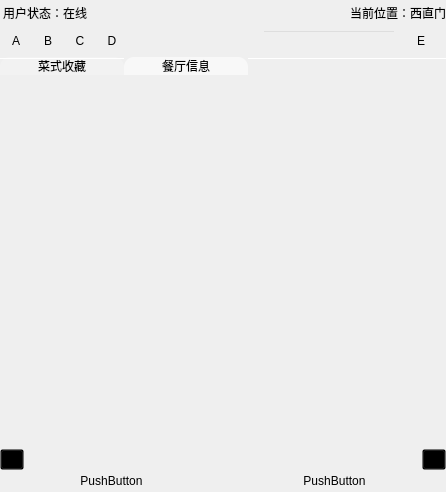
The window that deliciousClient/mainwindow.ui (gaoxiaojun/delicacymap) describes before a commit, drawn with Qt 5.
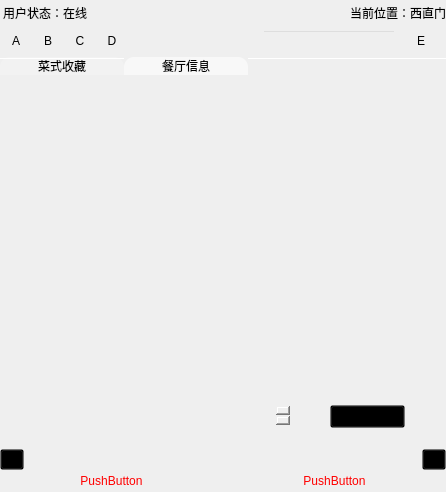
The same window after the commit. The open tabs and pages were chosen to show the change. Icons and pictures are not drawn.

What changed in the file:
```diff
--- a/deliciousClient/mainwindow.ui
+++ b/deliciousClient/mainwindow.ui
@@ -321,8 +321,8 @@
              <rect>
               <x>20</x>
               <y>30</y>
-              <width>401</width>
-              <height>321</height>
+              <width>381</width>
+              <height>271</height>
              </rect>
             </property>
             <property name="editTriggers">
@@ -332,6 +332,29 @@
              <enum>QAbstractItemView::NoSelection</enum>
             </property>
            </widget>
+           <widget class="QPushButton" name="commitcomment">
+            <property name="geometry">
+             <rect>
+              <x>330</x>
+              <y>330</y>
+              <width>75</width>
+              <height>23</height>
+             </rect>
+            </property>
+            <property name="text">
+             <string>我要评论</string>
+            </property>
+           </widget>
+           <widget class="QTextEdit" name="textComment">
+            <property name="geometry">
+             <rect>
+              <x>20</x>
+              <y>330</y>
+              <width>271</width>
+              <height>21</height>
+             </rect>
+            </property>
+           </widget>
           </widget>
          </widget>
         </item>
@@ -415,6 +438,9 @@
       </property>
       <item>
        <widget class="QPushButton" name="pushButton_L">
+        <property name="styleSheet">
+         <string notr="true">QPushButton { color: red }</string>
+        </property>
         <property name="text">
          <string>PushButton</string>
         </property>
@@ -425,6 +451,9 @@
       </item>
       <item>
        <widget class="QPushButton" name="pushButton_R">
+        <property name="styleSheet">
+         <string notr="true">QPushButton { color: red }</string>
+        </property>
         <property name="text">
          <string>PushButton</string>
         </property>
```
Left out of the diff: 29 changed lines with no effect on the pictures.
